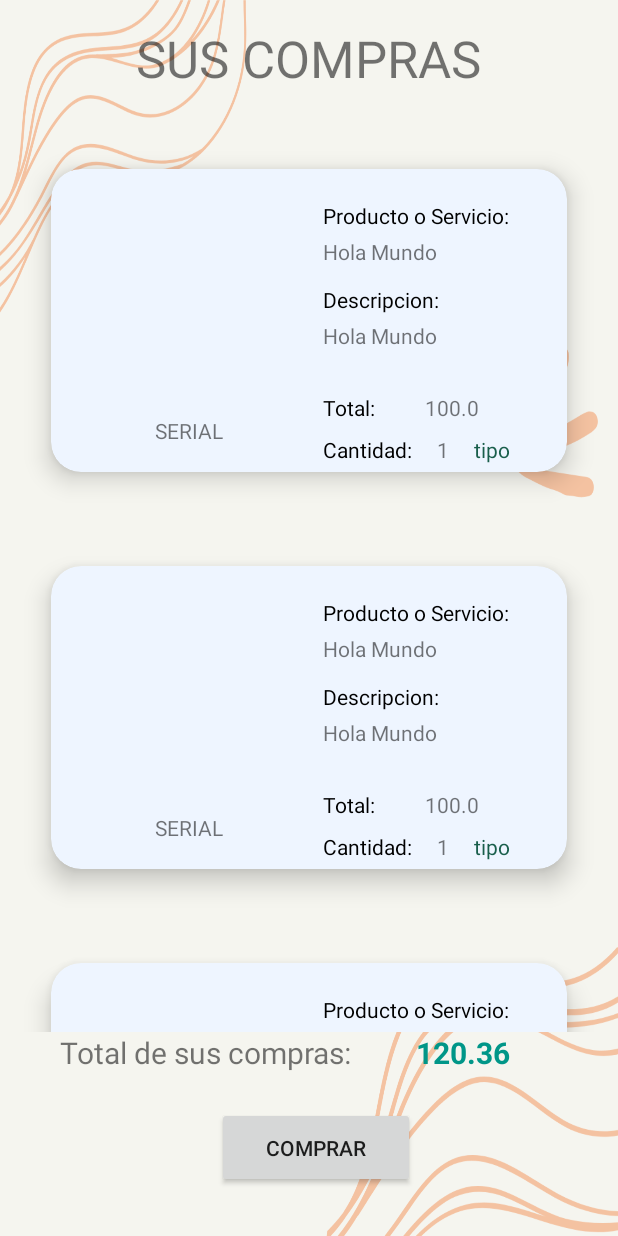
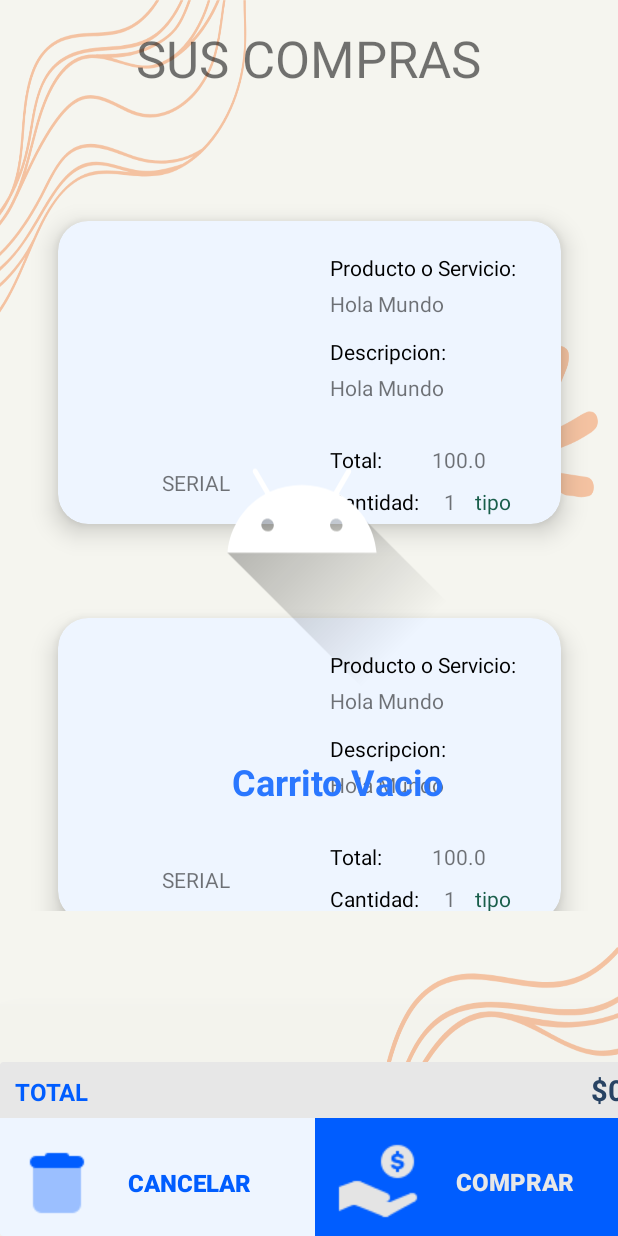
Before and after one commit to williamtocto/examen_complexivo_v2, an Android app: the layout fragment_detalle_compras.xml on its own in the app's theme, with its tools: preview values and no code run, on a phone screen of 412 x 824 dp. Run offline under Robolectric (Android 15) with nearby library versions, the light colour scheme and no system bars; Roboto replaces fonts that are not available here.

Commit message:
Arreglos carrito, y validaciones de compra vacia y diseño de carrito vacio

```diff
--- a/app/src/main/java/com/example/proyecto_examen_complexivo/DetalleProducto.java
+++ b/app/src/main/java/com/example/proyecto_examen_complexivo/DetalleProducto.java
@@ -91,7 +91,6 @@ public class DetalleProducto extends AppCompatActivity {
             @Override
             public void onClick(View view) {
                 if (!cantidad.getText().toString().equals(stockProdcuto.getText().toString())) {
-                    System.out.println("holaaaaaaaaaaaaaaaaa");
                     sumCantidad();
                 }
             }
@@ -236,7 +235,7 @@ public class DetalleProducto extends AppCompatActivity {
             carritoActual.setId_producto(CodigoArchivo());
             carritoActual.setNombre_producto(nombreP);
             carritoActual.setPrecio_producto(productoDetalle.getPrecio());
-            carritoActual.setTipo("producto");
+            carritoActual.setTipo("Producto");
             carritoActual.setDescricpion_producto(descP);
             carritoActual.setCantidad(Integer.parseInt(cantidadCompra));
             carritoActual.setImg(imagen);
--- a/app/src/main/java/com/example/proyecto_examen_complexivo/Navegacion.java
+++ b/app/src/main/java/com/example/proyecto_examen_complexivo/Navegacion.java
@@ -117,9 +117,6 @@ public class Navegacion extends AppCompatActivity implements NavigationView.OnNa
                     getSupportActionBar().setTitle("Servicios");
                     break;
                 case R.id.nav_carrito:
-                    /*Intent carritoActi = new Intent(this, CarritoCompras.class);
-                    startActivity(carritoActi);
-                    finish();*/
                    ft.replace(R.id.contentFrame, new detalle_compras()).commit();
                     getSupportActionBar().setTitle("Carrito");
                     break;
@@ -127,6 +124,7 @@ public class Navegacion extends AppCompatActivity implements NavigationView.OnNa
                     ft.replace(R.id.contentFrame, new Fragment_UpdatePerson()).commit();
                     getSupportActionBar().setTitle("Mi Perfil");
                     break;
+
             }
             drawerLayout.closeDrawers();
         }
--- a/app/src/main/java/com/example/proyecto_examen_complexivo/ServicioDetalle.java
+++ b/app/src/main/java/com/example/proyecto_examen_complexivo/ServicioDetalle.java
@@ -50,6 +50,7 @@ public class ServicioDetalle extends AppCompatActivity {
                     carritoActual.setNombre_producto(detalleServicio.getNombre());
                     carritoActual.setCantidad(1);
                     carritoActual.setImg(detalleServicio.getFoto());
+                    carritoActual.setTipo("Servicio");
                     carritoActual.setPrecio_producto(Double.parseDouble(detalleServicio.getPrecio()));
                     carritoActual.setDescricpion_producto(detalleServicio.getDescripcion());
                     carritoActual.setTotal_precio(Double.parseDouble(detalleServicio.getPrecio()));
--- a/app/src/main/java/com/example/proyecto_examen_complexivo/adapter/DetallecomprasAdapter.java
+++ b/app/src/main/java/com/example/proyecto_examen_complexivo/adapter/DetallecomprasAdapter.java
@@ -50,6 +50,7 @@ public class DetallecomprasAdapter extends RecyclerView.Adapter<DetallecomprasAd
         holder.Descripcion_Producto.setText(ListaCarrito.get(position).getDescricpion_producto());
         holder.Precio_Producto.setText(String.valueOf(ListaCarrito.get(position).getPrecio_producto()));
         holder.Cantidad_Producto.setText(String.valueOf(ListaCarrito.get(position).getCantidad()));
+        System.out.println(ListaCarrito.get(position).getTipo()+"99999999999999999999");
         holder.tipo.setText(String.valueOf(ListaCarrito.get(position).getTipo()));
         Picasso.get().load(ListaCarrito.get(position).getImg()).resize(300,450).centerCrop()
                 .into(holder.img);
--- a/app/src/main/java/com/example/proyecto_examen_complexivo/base_temp/DbHelper.java
+++ b/app/src/main/java/com/example/proyecto_examen_complexivo/base_temp/DbHelper.java
@@ -98,9 +98,9 @@ public class DbHelper extends   SQLiteOpenHelper {
         bd.close();
     }
 
-/*
+
     public void eliminarCarrito(String name){
-        SQLiteDatabase bd= getWritableDatabase();
+        SQLiteDatabase bd= this.getWritableDatabase();
         String sql="";
         if (name == null) {
             sql= "DELETE FROM carrito";
@@ -118,5 +118,5 @@ public class DbHelper extends   SQLiteOpenHelper {
         SQLiteDatabase bd= this.getWritableDatabase();
         bd.execSQL("UPDATE carrito SET cantidadCompra="+cantidadCompra+" WHERE nombreProducto='"+nombre+"'");
         bd.close();
-    }*/
+    }
 }
--- a/app/src/main/java/com/example/proyecto_examen_complexivo/modelo/Carrito.java
+++ b/app/src/main/java/com/example/proyecto_examen_complexivo/modelo/Carrito.java
@@ -179,6 +179,7 @@ public class Carrito implements Serializable {
         dbHelper.close();
     }
 
+
     public void Limpiarcarrito(Context context){
         DbHelper dbHelper = new DbHelper(context);
         String nosql = "DELETE FROM "+ Utilidades.TABLA_CARRITO;
--- a/app/src/main/java/com/example/proyecto_examen_complexivo/network/Constantes.java
+++ b/app/src/main/java/com/example/proyecto_examen_complexivo/network/Constantes.java
@@ -1,5 +1,4 @@
 package com.example.proyecto_examen_complexivo.network;
-
 import retrofit2.Retrofit;
 import retrofit2.converter.gson.GsonConverterFactory;
 
--- a/app/src/main/res/layout/fragment_detalle_compras.xml
+++ b/app/src/main/res/layout/fragment_detalle_compras.xml
@@ -9,65 +9,21 @@
                                                    tools:context=".Fragments.detalle_compras"
 >
 
-    <TextView
-        android:id="@+id/txtTotalComprasCarrito"
-        android:layout_width="wrap_content"
-        android:layout_height="wrap_content"
-        android:layout_marginBottom="40dp"
-        android:text="@string/_120_36"
-        android:textColor="#009688"
-        android:textSize="20sp"
-        android:textStyle="bold"
-        app:layout_constraintBottom_toTopOf="@+id/btnComprar"
-        app:layout_constraintEnd_toEndOf="parent"
-        app:layout_constraintHorizontal_bias="0.793"
-        app:layout_constraintStart_toStartOf="parent"
-        app:layout_constraintTop_toBottomOf="@+id/recyclecompras"
-        app:layout_constraintVertical_bias="0.0" />
 
     <androidx.recyclerview.widget.RecyclerView
             android:id="@+id/recyclecompras"
-        android:layout_width="0dp"
-        android:layout_height="0dp"
+            android:layout_width="387dp"
+            android:layout_height="491dp"
             android:layout_marginStart="8dp"
             android:layout_marginTop="20dp"
             android:layout_marginEnd="8dp"
-        android:layout_marginBottom="50dp"
-        app:layout_constraintBottom_toTopOf="@+id/btnComprar"
+            android:layout_marginBottom="20dp"
+            app:layout_constraintBottom_toTopOf="@+id/cardView"
             app:layout_constraintEnd_toEndOf="parent"
-        app:layout_constraintHorizontal_bias="0.533"
             app:layout_constraintStart_toStartOf="parent"
             app:layout_constraintTop_toBottomOf="@+id/textView27"
-        app:layout_constraintVertical_bias="0.277"
-        tools:listitem="@layout/item_detalle_compras" />
-
-    <Button
-        android:id="@+id/btnComprar"
-        android:layout_width="132dp"
-        android:layout_height="54dp"
-        android:layout_marginStart="144dp"
-        android:layout_marginEnd="135dp"
-        android:layout_marginBottom="32dp"
-        android:text="@string/comprar2"
-        app:layout_constraintBottom_toBottomOf="parent"
-        app:layout_constraintEnd_toEndOf="parent"
-        app:layout_constraintHorizontal_bias="1.0"
-        app:layout_constraintStart_toStartOf="parent" />
-
-    <TextView
-        android:id="@+id/textView26"
-        android:layout_width="wrap_content"
-        android:layout_height="wrap_content"
-        android:layout_marginBottom="40dp"
-        android:text="@string/total_de_sus_compras"
-        android:textSize="20sp"
-        app:layout_constraintBottom_toTopOf="@+id/btnComprar"
-        app:layout_constraintEnd_toStartOf="@+id/txtTotalComprasCarrito"
-        app:layout_constraintHorizontal_bias="0.481"
-        app:layout_constraintStart_toStartOf="parent"
-        app:layout_constraintTop_toBottomOf="@+id/recyclecompras"
-        app:layout_constraintVertical_bias="0.0" />
-
+            app:layout_constraintVertical_bias="0.302"
+            tools:listitem="@layout/item_detalle_compras"/>
     <TextView
         android:id="@+id/textView27"
         android:layout_width="wrap_content"
@@ -82,4 +38,85 @@
         app:layout_constraintStart_toStartOf="parent"
         app:layout_constraintTop_toTopOf="parent"
         tools:text="SUS COMPRAS" />
+
+    <com.airbnb.lottie.LottieAnimationView
+            android:layout_width="233dp"
+            android:layout_height="235dp" app:srcCompat="@drawable/ic_launcher_foreground"
+            android:id="@+id/imgCarritoVacio"
+            app:layout_constraintEnd_toEndOf="@+id/recyclecompras" app:layout_constraintStart_toStartOf="parent"
+            app:layout_constraintTop_toTopOf="parent" app:layout_constraintBottom_toBottomOf="parent"
+            app:layout_constraintHorizontal_bias="0.509" app:layout_constraintVertical_bias="0.39"/>
+    <TextView
+            android:text="Carrito Vacio"
+            android:layout_width="167dp"
+            android:layout_height="38dp"
+            android:id="@+id/car_vacio"
+            android:textSize="24sp" android:textAlignment="center"
+            android:textStyle="bold" android:textColor="@color/azul_claro"
+            app:layout_constraintStart_toStartOf="parent" app:layout_constraintEnd_toEndOf="parent"
+            app:layout_constraintTop_toBottomOf="@+id/imgCarritoVacio"
+            app:layout_constraintBottom_toBottomOf="@+id/cardView" app:layout_constraintHorizontal_bias="0.577"
+            app:layout_constraintVertical_bias="0.124"/>
+    <androidx.cardview.widget.CardView
+            android:layout_width="427dp"
+            android:layout_height="116dp"
+            app:layout_constraintEnd_toEndOf="parent"
+            app:cardElevation="500dp" app:cardBackgroundColor="@color/blaco_arena"
+            app:layout_constraintStart_toStartOf="parent"
+            app:layout_constraintHorizontal_bias="0.0" app:layout_constraintBottom_toBottomOf="parent"
+            android:id="@+id/cardView">>
+        <LinearLayout
+                android:orientation="horizontal"
+                android:layout_width="416dp"
+                android:layout_height="82dp" android:background="@color/blanco_azulado"
+                android:layout_marginTop="37dp" android:id="@+id/linearLayout4">
+            <LinearLayout
+                    android:orientation="horizontal"
+                    android:layout_width="200dp"
+                    android:layout_height="82dp" android:id="@+id/linearLayout"
+                    android:elevation="10dp" android:background="@android:color/transparent"
+                    android:layout_marginStart="2dp">
+                <Button
+                        android:text="Cancelar"
+                        android:layout_width="206dp"
+                        android:layout_height="84dp" android:id="@+id/btnCancelarCarrito"
+                        android:backgroundTint="@color/blanco_azulado" android:textColor="@color/azul_brillante"
+                        android:drawableLeft="@drawable/icon_cancelar_carrito" android:textSize="16sp"
+                        android:layout_marginTop="1dp" android:elevation="0dp" android:layout_weight="1"
+                        style="@style/Widget.AppCompat.Button.Borderless.Colored" android:textStyle="bold"/>
+            </LinearLayout>
+            <LinearLayout
+                    android:orientation="horizontal"
+                    android:layout_width="207dp"
+                    android:layout_height="82dp"
+                    android:background="@color/azul_brillante" android:layout_marginStart="8dp">
+                <Button
+                        android:text="Comprar"
+                        android:layout_width="match_parent"
+                        android:layout_height="82dp" android:id="@+id/btnComprar"
+                        android:layout_weight="1"
+                        android:backgroundTint="@color/azul_brillante" android:drawableLeft="@drawable/icon_get_cash_"
+                        android:textAlignment="center" android:textSize="16sp"
+                        android:textColor="@color/blaco_arena" android:layout_marginTop="1dp"
+                        style="@style/Widget.AppCompat.Button.Borderless.Colored" android:textStyle="bold"/>
+            </LinearLayout>
+        </LinearLayout>
+        <LinearLayout
+                android:orientation="horizontal"
+                android:layout_width="417dp"
+                android:layout_height="wrap_content">
+            <TextView
+                    android:text="TOTAL"
+                    android:layout_width="wrap_content"
+                    android:layout_height="wrap_content" android:id="@+id/textView3"
+                    android:textColor="@color/azul_brillante" android:textSize="16sp" android:textStyle="bold"
+                    android:layout_marginStart="10dp" android:layout_marginTop="5dp"/>
+            <TextView
+                    android:layout_width="207dp"
+                    android:layout_height="wrap_content" android:id="@+id/txtTotalCompra"
+                    android:textColor="@color/azul_marino" android:textSize="19sp" android:textStyle="bold"
+                    android:textAlignment="viewEnd" android:layout_marginStart="150dp" android:layout_marginTop="5dp"
+                    android:text="$0"/>
+        </LinearLayout>
+    </androidx.cardview.widget.CardView>
 </androidx.constraintlayout.widget.ConstraintLayout>
```
Also changed, not shown: app/src/main/AndroidManifest.xml (+2 -5 lines), app/src/main/java/com/example/proyecto_examen_complexivo/EditarProductoDetalle.java (+18 -3 lines), app/src/main/java/com/example/proyecto_examen_complexivo/Fragments/detalle_compras.java (+60 -20 lines), app/src/main/java/com/example/proyecto_examen_complexivo/ProductoServicioDetalle.java (deleted, +0 -138 lines), app/src/main/res/layout/item_carrito.xml (added, +98 -0 lines). Lines whose indentation alone changed are shown as unchanged.
